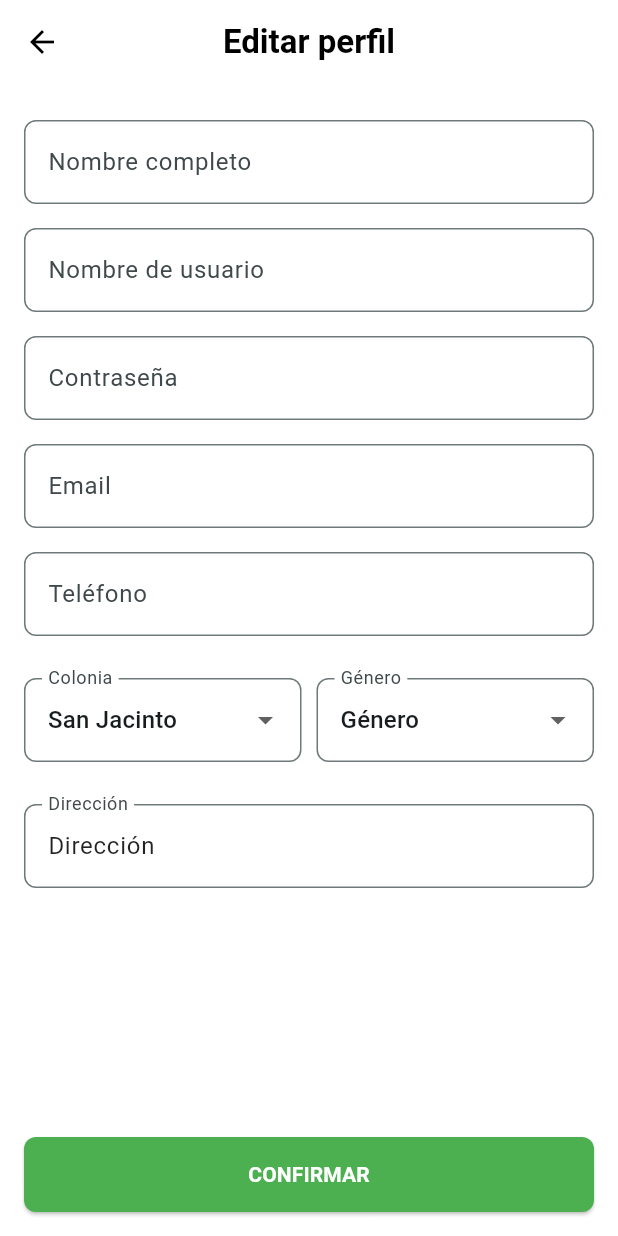
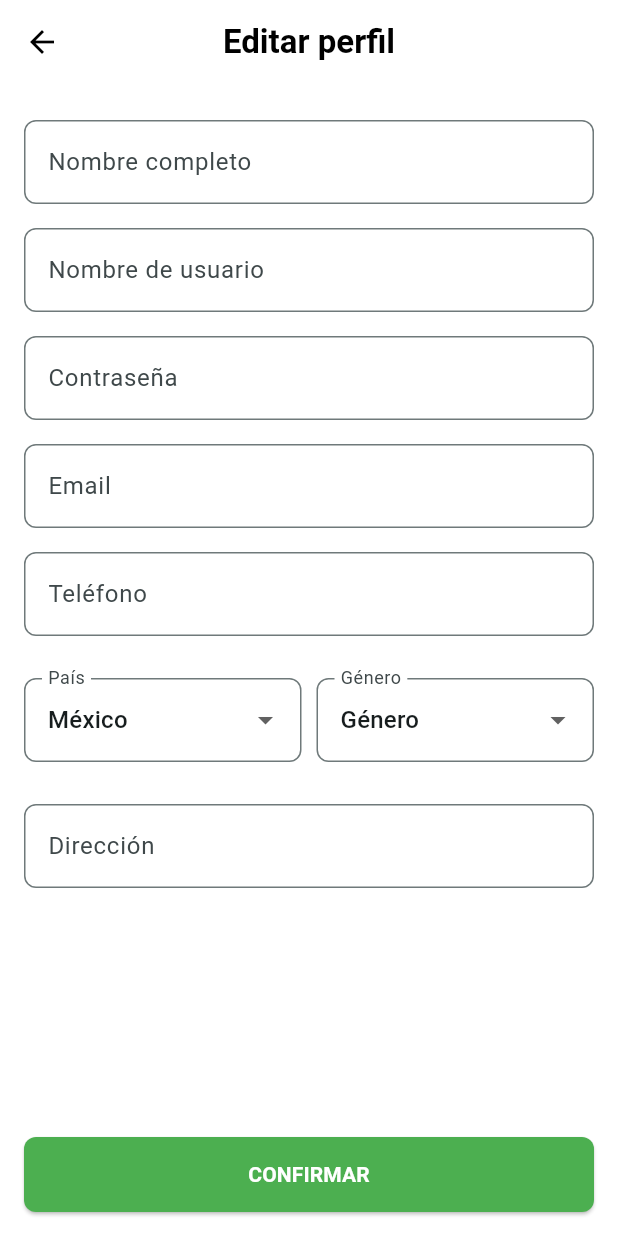
Before and after one commit to cristianrm13/GladBox_app, a Flutter app: the PerfilScreen screen opened directly, after a tap on "Editar información del perfil", on a phone screen of 412 x 824 dp. Run offline on Flutter 3.47's test engine with Material 3 defaults, Android fonts, the light colour scheme and no system bars; our stand-ins replace connectivity_plus, flutter_tts, geolocator, google_generative_ai, image_picker, local_auth and 4 more; missing offline and left inert: mobile_scanner; accounts and stored records are empty; network calls fail.

```diff
--- a/lib/screen/editar_perfil.dart
+++ b/lib/screen/editar_perfil.dart
@@ -17,15 +17,48 @@
   final TextEditingController contrasenaController = TextEditingController();
   final TextEditingController emailController = TextEditingController();
   final TextEditingController telefonoController = TextEditingController();
-  final TextEditingController direccionController = TextEditingController(text: 'Dirección');
+  final TextEditingController direccionController = TextEditingController();
 
-  String paisSeleccionado = 'San Jacinto';
+  String paisSeleccionado = 'México';
   String generoSeleccionado = 'Género';
+
   final String userId = "671ae6cdaf93fdd4ffd34894"; // ID del usuario
   final LocalAuthentication auth = LocalAuthentication();
 
+  @override
+  void initState() {
+    super.initState();
+    cargarDatosUsuario(); // Cargar datos al iniciar
+  }
+
+  Future<void> cargarDatosUsuario() async {
+    final url = Uri.parse('http://192.168.1.104:3000/api/v1/usuarios/$userId');
+
+    try {
+      final response = await http.get(url);
+
+      if (response.statusCode == 200) {
+        final data = jsonDecode(response.body);
+
+        setState(() {
+          nombreController.text = data['nombre'];
+          emailController.text = data['correo'];
+          contrasenaController.text = data['contrasena'];
+          telefonoController.text = data['telefono'];
+          direccionController.text = data['direccion'] ?? 'Dirección';
+          paisSeleccionado = data['pais'] ?? 'México';
+          generoSeleccionado = data['genero'] ?? 'Género';
+        });
+      } else {
+        print("Error al cargar datos de usuario: ${response.body}");
+      }
+    } catch (e) {
+      print("Error de red: $e");
+    }
+  }
+
   Future<void> actualizarUsuario() async {
-    final url = Uri.parse('http://192.168.1.105:3000/api/v1/usuarios/$userId');
+    final url = Uri.parse('http://192.168.1.104:3000/api/v1/usuarios/$userId');
 
     final response = await http.put(
       url,
@@ -37,6 +70,7 @@
         'correo': emailController.text,
         'contrasena': contrasenaController.text,
         'telefono': telefonoController.text,
+        // Otros campos opcionales
       }),
     );
 
@@ -50,7 +84,7 @@
     }
   }
 
-  Future<void> _authenticateAndSubmit() async {
+Future<void> _authenticateAndSubmit() async {
     try {
       final isAuthenticated = await auth.authenticate(
         localizedReason: 'Por favor verifica tu identidad con tu huella dactilar',
@@ -108,9 +142,9 @@
                   children: [
                     Expanded(
                       child: _buildDropdownField(
-                        'Colonia',
+                        'País',
                         paisSeleccionado,
-                        ['El Capricho', 'San Jacinto', '5 de Mayo', 'Mercado', 'Las pilas', 'El Maluco','Centro', '18 de Marzo', 'Los Manguitos','El Suspiro'],
+                        ['México', 'Estados Unidos', 'Canadá'],
                         (newValue) {
                           setState(() {
                             paisSeleccionado = newValue!;
@@ -145,7 +179,16 @@
                 ),
               ],
             ),
-            ElevatedButton(
+            /* ElevatedButton(
+              onPressed: actualizarUsuario,
+              style: ElevatedButton.styleFrom(
+                backgroundColor: Colors.green,
+                minimumSize: const Size(double.infinity, 50),
+                shape: RoundedRectangleBorder(
+                  borderRadius: BorderRadius.circular(8),
+                ),
+              ), */
+              ElevatedButton(
               onPressed: _authenticateAndSubmit, // Cambiado para autenticar y luego actualizar
               style: ElevatedButton.styleFrom(
                 backgroundColor: Colors.green,
--- a/lib/screen/perfil.dart
+++ b/lib/screen/perfil.dart
@@ -25,7 +25,7 @@
   Future<void> obtenerDatosUsuario() async {
     try {
       final response = await http.get(
-        Uri.parse('http://192.168.1.105:3000/api/v1/usuarios/$userId'),
+        Uri.parse('http://192.168.1.104:3000/api/v1/usuarios/$userId'),
       );
 
       if (response.statusCode == 200) {
@@ -150,7 +150,7 @@
                 children: [
                   ListTile(
                     leading: const Icon(Icons.security),
-                    title: const Text('Seguridad'),
+                    title: const Text('Servicios de emergencia'),
                     trailing: const Icon(Icons.arrow_forward_ios, size: 16),
                     onTap: () {},
                   ),
```
